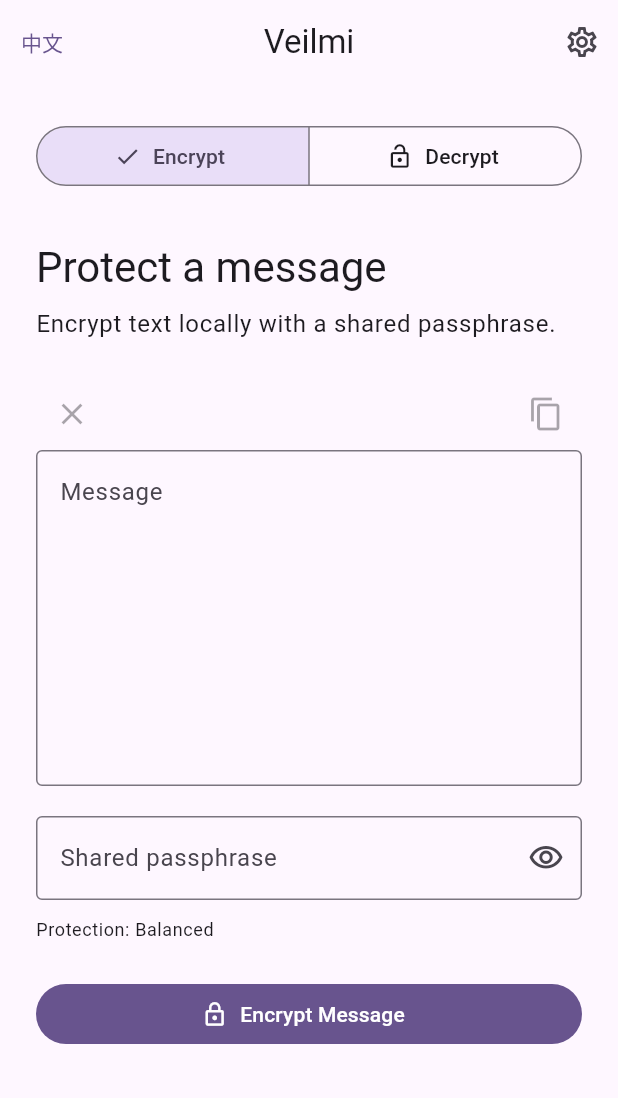
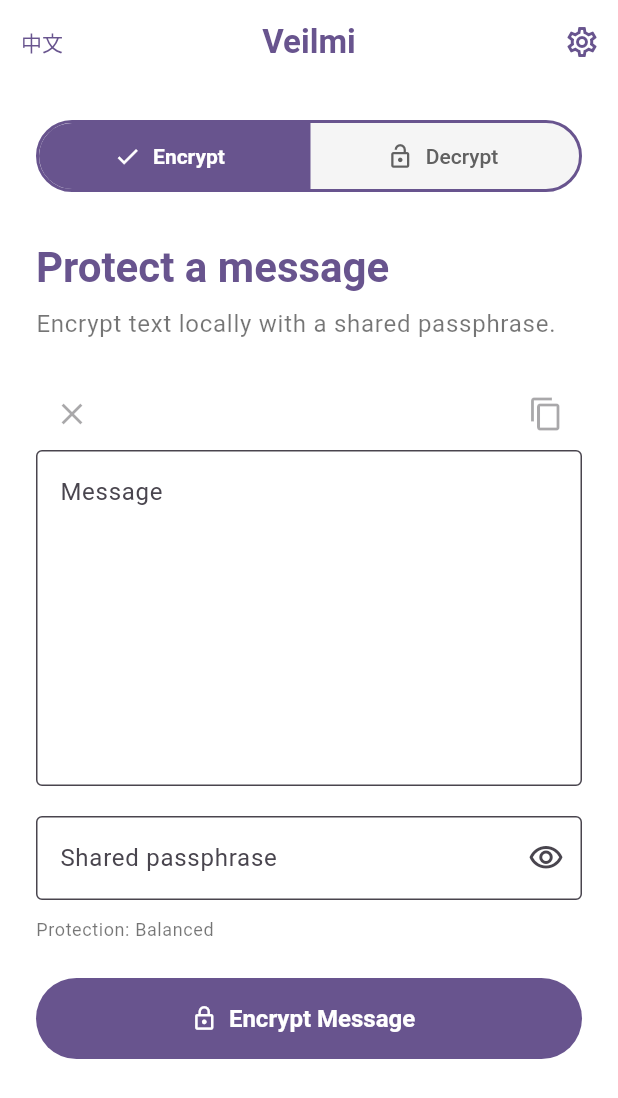
Before and after one commit to noa-jou/Veilmi, a Flutter app: the screen it shows after launch, on a phone screen of 412 x 824 dp. Shown: the top 1098 px of the screen. Run offline on Flutter 3.47's test engine with Material 3 defaults, Android fonts, the phone set to English and light mode, and no system bars; our stand-ins replace shared_preferences; missing offline and left inert: cryptography.

Commit message:
UI improve

```diff
--- a/lib/l10n/app_localizations.dart
+++ b/lib/l10n/app_localizations.dart
@@ -481,6 +481,60 @@
   /// In en, this message translates to:
   /// **'{count} turns'**
   String turns(String count);
+
+  /// No description provided for @aboutVeilmi.
+  ///
+  /// In en, this message translates to:
+  /// **'About Veilmi'**
+  String get aboutVeilmi;
+
+  /// No description provided for @openSource.
+  ///
+  /// In en, this message translates to:
+  /// **'Open Source'**
+  String get openSource;
+
+  /// No description provided for @openSourceDescription.
+  ///
+  /// In en, this message translates to:
+  /// **'Veilmi is an open-source project. If you are interested in how Veilmi is built, you are welcome to visit the project on GitHub.'**
+  String get openSourceDescription;
+
+  /// No description provided for @docsDescription.
+  ///
+  /// In en, this message translates to:
+  /// **'The docs folder contains explanations of Veilmi\'s cryptographic design, security decisions, testing, and development process.'**
+  String get docsDescription;
+
+  /// No description provided for @viewOnGitHub.
+  ///
+  /// In en, this message translates to:
+  /// **'View on GitHub'**
+  String get viewOnGitHub;
+
+  /// No description provided for @readDocumentation.
+  ///
+  /// In en, this message translates to:
+  /// **'Read the Documentation'**
+  String get readDocumentation;
+
+  /// No description provided for @supportVeilmi.
+  ///
+  /// In en, this message translates to:
+  /// **'Support Veilmi'**
+  String get supportVeilmi;
+
+  /// No description provided for @supportDescription.
+  ///
+  /// In en, this message translates to:
+  /// **'Veilmi is free and open source. If you find it useful and would like to support its continued development, you can make a completely optional contribution.'**
+  String get supportDescription;
+
+  /// No description provided for @couldNotOpenLink.
+  ///
+  /// In en, this message translates to:
+  /// **'Could not open this link.'**
+  String get couldNotOpenLink;
 }
 
 class _AppLocalizationsDelegate
--- a/lib/screens/home_screen.dart
+++ b/lib/screens/home_screen.dart
@@ -230,15 +230,44 @@
   @override
   Widget build(BuildContext context) {
     final l10n = AppLocalizations.of(context)!;
+    final colorScheme = Theme.of(context).colorScheme;
+
+    final pageBackgroundColor = _isEncryptMode
+        ? Colors.white
+        : Colors.amber.shade100;
+
+    final primaryTextColor = _isEncryptMode
+        ? colorScheme.primary
+        : Colors.black87;
+
+    final secondaryTextColor = _isEncryptMode ? Colors.black54 : Colors.black87;
+
+    final actionBackgroundColor = _isEncryptMode
+        ? colorScheme.primary
+        : Colors.amber.shade600;
+
+    final actionForegroundColor = _isEncryptMode
+        ? colorScheme.onPrimary
+        : Colors.black87;
 
     return Scaffold(
+      backgroundColor: pageBackgroundColor,
       appBar: AppBar(
+        backgroundColor: pageBackgroundColor,
+        foregroundColor: primaryTextColor,
         centerTitle: true,
         leading: TextButton(
           onPressed: _toggleLanguage,
+          style: TextButton.styleFrom(foregroundColor: primaryTextColor),
           child: Text(widget.currentLocale.languageCode == 'en' ? '中文' : 'EN'),
         ),
-        title: Text(l10n.appTitle),
+        title: Text(
+          l10n.appTitle,
+          style: TextStyle(
+            color: primaryTextColor,
+            fontWeight: FontWeight.w600,
+          ),
+        ),
         actions: [
           IconButton(
             icon: const Icon(Icons.settings_outlined),
@@ -253,6 +282,59 @@
           crossAxisAlignment: CrossAxisAlignment.stretch,
           children: [
             SegmentedButton<bool>(
+              style: ButtonStyle(
+                minimumSize: const WidgetStatePropertyAll(Size(120, 54)),
+                padding: const WidgetStatePropertyAll(
+                  EdgeInsets.symmetric(horizontal: 20, vertical: 14),
+                ),
+                backgroundColor: WidgetStateProperty.resolveWith<Color?>((
+                  states,
+                ) {
+                  if (states.contains(WidgetState.selected)) {
+                    return _isEncryptMode
+                        ? colorScheme.primary
+                        : Colors.amber.shade600;
+                  }
+
+                  return _isEncryptMode ? Colors.grey.shade100 : Colors.white;
+                }),
+                foregroundColor: WidgetStateProperty.resolveWith<Color?>((
+                  states,
+                ) {
+                  if (states.contains(WidgetState.selected)) {
+                    return _isEncryptMode
+                        ? colorScheme.onPrimary
+                        : Colors.black87;
+                  }
+
+                  return _isEncryptMode ? Colors.grey.shade700 : Colors.black54;
+                }),
+                textStyle: WidgetStateProperty.resolveWith<TextStyle?>((
+                  states,
+                ) {
+                  return TextStyle(
+                    fontWeight: states.contains(WidgetState.selected)
+                        ? FontWeight.bold
+                        : FontWeight.w500,
+                  );
+                }),
+                side: WidgetStateProperty.resolveWith<BorderSide?>((states) {
+                  if (states.contains(WidgetState.selected)) {
+                    return BorderSide(
+                      color: _isEncryptMode
+                          ? colorScheme.primary
+                          : Colors.amber.shade800,
+                      width: 2,
+                    );
+                  }
+
+                  return BorderSide(
+                    color: _isEncryptMode
+                        ? Colors.grey.shade400
+                        : Colors.amber.shade700,
+                  );
+                }),
+              ),
               segments: [
                 ButtonSegment(
                   value: true,
@@ -275,22 +357,26 @@
             const SizedBox(height: 32),
             Text(
               _isEncryptMode ? l10n.protectMessage : l10n.openProtectedMessage,
-              style: Theme.of(context).textTheme.headlineMedium,
+              style: Theme.of(context).textTheme.headlineMedium?.copyWith(
+                color: primaryTextColor,
+                fontWeight: FontWeight.w600,
+              ),
             ),
             const SizedBox(height: 8),
             Text(
               _isEncryptMode
                   ? l10n.encryptDescription
                   : l10n.decryptDescription,
-              style: Theme.of(context).textTheme.bodyLarge,
+              style: Theme.of(context).textTheme.bodyLarge
+                  ?.copyWith(color: secondaryTextColor),
             ),
             const SizedBox(height: 24),
-
             Row(
               children: [
                 IconButton(
                   icon: const Icon(Icons.clear),
                   tooltip: l10n.clear,
+                  color: primaryTextColor,
                   onPressed: _messageController.text.isEmpty
                       ? null
                       : _clearMessage,
@@ -301,20 +387,23 @@
                   tooltip: _isEncryptMode
                       ? l10n.copyEncryptedMessage
                       : l10n.copyDecryptedMessage,
+                  color: primaryTextColor,
                   onPressed: _messageController.text.isEmpty
                       ? null
                       : _copyMessage,
                 ),
               ],
             ),
-
             TextField(
               controller: _messageController,
               maxLines: 8,
               onChanged: (_) {
                 setState(() {});
               },
+              style: const TextStyle(color: Colors.black87),
               decoration: InputDecoration(
+                filled: true,
+                fillColor: Colors.white,
                 labelText: _isEncryptMode
                     ? l10n.message
                     : l10n.encryptedMessage,
@@ -329,7 +418,10 @@
             TextField(
               controller: _passphraseController,
               obscureText: _obscurePassphrase,
+              style: const TextStyle(color: Colors.black87),
               decoration: InputDecoration(
+                filled: true,
+                fillColor: Colors.white,
                 labelText: l10n.sharedPassphrase,
                 hintText: l10n.passphraseHint,
                 border: const OutlineInputBorder(),
@@ -351,25 +443,39 @@
             if (_isEncryptMode)
               Text(
                 l10n.protection(_protectionTitle(l10n, _protectionLevel)),
-                style: Theme.of(context).textTheme.bodySmall,
+                style: Theme.of(context).textTheme.bodySmall
+                    ?.copyWith(color: secondaryTextColor),
               )
             else
               Text(
                 l10n.protectionReadFromMessage,
-                style: Theme.of(context).textTheme.bodySmall,
+                style: Theme.of(context).textTheme.bodySmall
+                    ?.copyWith(color: secondaryTextColor),
               ),
             const SizedBox(height: 24),
             FilledButton.icon(
+              style: FilledButton.styleFrom(
+                backgroundColor: actionBackgroundColor,
+                foregroundColor: actionForegroundColor,
+                minimumSize: const Size.fromHeight(54),
+                textStyle: const TextStyle(
+                  fontSize: 16,
+                  fontWeight: FontWeight.bold,
+                ),
+              ),
               onPressed: _isProcessing || (_isEncryptMode && !_settingsLoaded)
                   ? null
                   : _isEncryptMode
                   ? _encryptMessage
                   : _decryptMessage,
               icon: _isProcessing
-                  ? const SizedBox(
+                  ? SizedBox(
                       width: 18,
                       height: 18,
-                      child: CircularProgressIndicator(strokeWidth: 2),
+                      child: CircularProgressIndicator(
+                        strokeWidth: 2,
+                        color: actionForegroundColor,
+                      ),
                     )
                   : Icon(
                       _isEncryptMode
--- a/lib/screens/settings_screen.dart
+++ b/lib/screens/settings_screen.dart
@@ -1,5 +1,6 @@
 import 'package:flutter/material.dart';
 
+import 'about_screen.dart';
 import '../crypto/protection_level.dart';
 import '../l10n/app_localizations.dart';
 import '../settings/settings_service.dart';
--- a/pubspec.yaml
+++ b/pubspec.yaml
@@ -40,6 +40,7 @@
   flutter_localizations:
     sdk: flutter
   intl: any
+  url_launcher: ^6.3.2
 
 dev_dependencies:
   flutter_test:
```
Also changed, not shown: lib/l10n/app_en.arb (+10 -1 lines), lib/l10n/app_localizations_en.dart (+30 -0 lines), lib/l10n/app_localizations_zh.dart (+29 -0 lines), lib/l10n/app_zh.arb (+10 -1 lines), lib/screens/about_screen.dart (added, +84 -0 lines), pubspec.lock, 6 other files.
